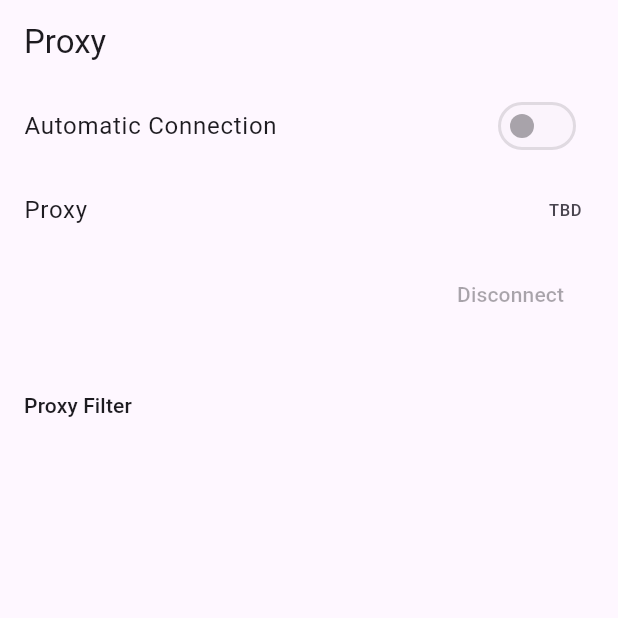
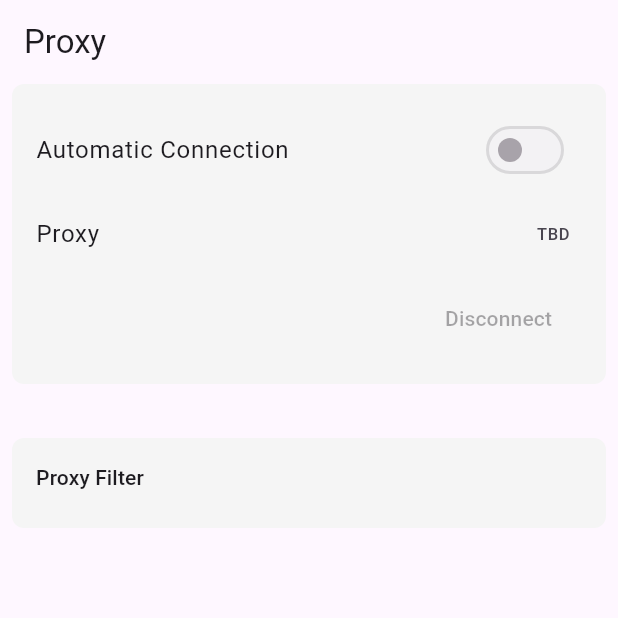
Before and after one commit to phillippbertram/flutter_mesh, a Flutter app: the ProxyPage screen opened directly, on a phone screen of 412 x 824 dp, the top half of it. Run offline on Flutter 3.47's test engine with Material 3 defaults, Android fonts, the light colour scheme and no system bars; our stand-ins replace equatable, flutter_blue_plus, flutter_hooks, freezed_annotation, logger, package_info_plus and 2 more; missing offline and left inert: cryptography, cryptography_flutter, pointycastle; accounts and stored records are empty; generated files the repository leaves out were written again; network calls fail; statements that could not run were skipped.

Commit message:
add background to sections

```diff
--- a/lib/src/ui/section.dart
+++ b/lib/src/ui/section.dart
@@ -50,7 +50,14 @@ class Section extends StatelessWidget {
 
   @override
   Widget build(BuildContext context) {
-    return Column(
+    return Container(
+      decoration: BoxDecoration(
+        color: Colors.grey.shade100,
+        borderRadius: BorderRadius.circular(8),
+      ),
+      padding: const EdgeInsets.symmetric(vertical: 16),
+      margin: const EdgeInsets.symmetric(horizontal: 8),
+      child: Column(
         crossAxisAlignment: CrossAxisAlignment.start,
         children: [
           if (header != null)
@@ -64,6 +71,7 @@ class Section extends StatelessWidget {
             ),
           child,
         ],
+      ),
     );
   }
 }
```
Lines whose indentation alone changed are shown as unchanged.
